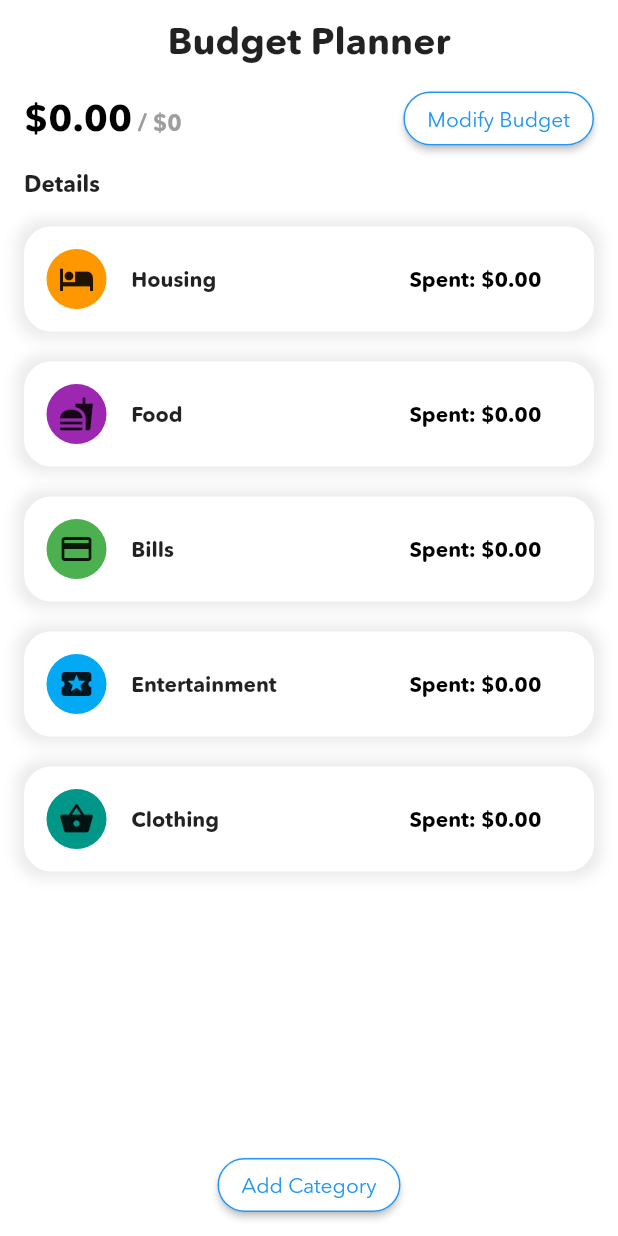
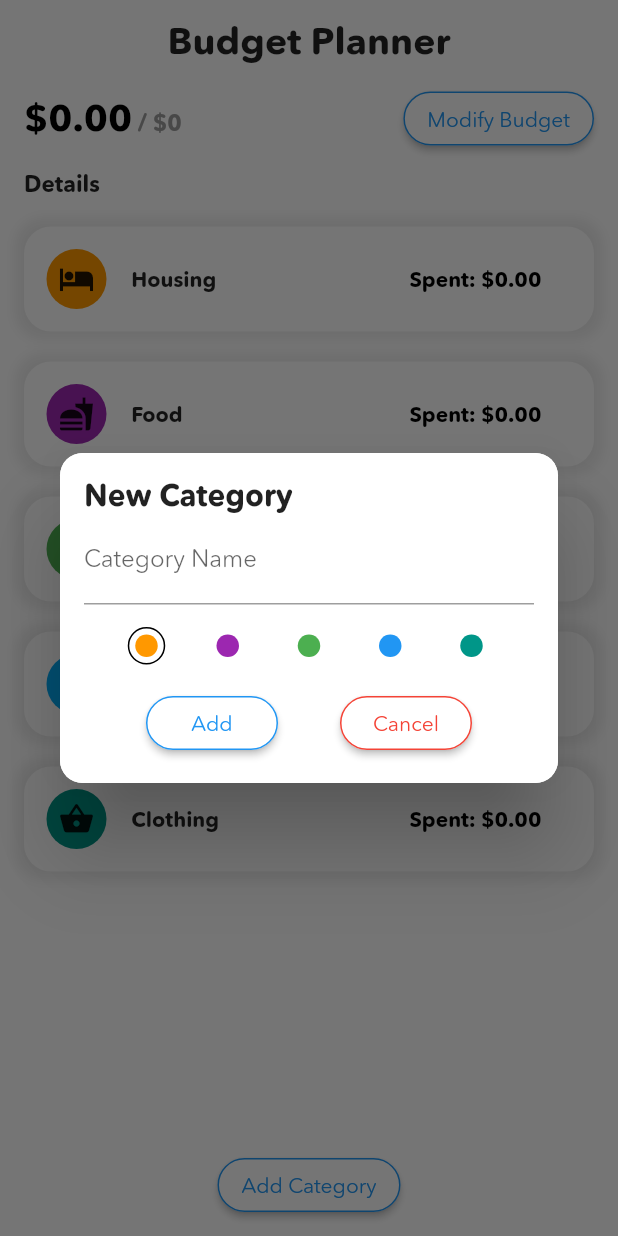
Before and after one commit to James020118/Budget-Planner, a Flutter app: the screen it shows after launch, after a tap on "Add Category", on a phone screen of 412 x 824 dp. Run offline on Flutter 3.47's test engine with Material 2 defaults, Android fonts, the phone set to English and light mode, and no system bars.

Commit message:
category dialog created

```diff
--- a/lib/Pages/HomePage.dart
+++ b/lib/Pages/HomePage.dart
@@ -3,6 +3,7 @@ import 'package:budget_planner/modules/ExpenseCard.dart';
 import 'package:flutter/material.dart';
 import 'ExpenseDetailPage.dart';
 import 'package:budget_planner/modules/BudgetDialog.dart';
+import 'package:budget_planner/modules/CategoryDialog.dart';
 
 class HomePage extends StatefulWidget {
   @override
@@ -13,6 +14,7 @@ class _HomePageState extends State<HomePage> {
   int totalBudget = 0;
   double totalExpense = 0;
 
+  // starting categories
   ExpenseCategory housing =
       ExpenseCategory("Housing", 0, Colors.orange, Icons.hotel, []);
   ExpenseCategory food =
@@ -166,7 +168,9 @@ class _HomePageState extends State<HomePage> {
                     borderRadius: BorderRadius.circular(18.0),
                     side: BorderSide(color: Colors.blue),
                   ),
-                  onPressed: () {},
+                  onPressed: () {
+                    addCategoryDialog(context);
+                  },
                   color: Colors.white,
                   child: Text(
                     "Add Category",
--- a/lib/modules/BudgetDialog.dart
+++ b/lib/modules/BudgetDialog.dart
@@ -31,8 +31,6 @@ Future<int> createBudgetDialog(BuildContext context) {
                   Row(
                     children: <Widget>[
                       Expanded(
-                        child: Padding(
-                          padding: const EdgeInsets.symmetric(vertical: 15),
                         child: TextField(
                           controller: myController,
                           keyboardType: TextInputType.number,
@@ -40,16 +38,15 @@ Future<int> createBudgetDialog(BuildContext context) {
                             WhitelistingTextInputFormatter.digitsOnly
                           ],
                           decoration: InputDecoration(
-                              border: OutlineInputBorder(
-                                borderRadius: BorderRadius.circular(10),
-                              ),
                             labelText: "Budget",
                             hintText: "Numbers Only",
                           ),
                         ),
                       ),
+                    ],
                   ),
-                    ],
+                  SizedBox(
+                    height: 10,
                   ),
                   Row(
                     mainAxisAlignment: MainAxisAlignment.spaceEvenly,
--- /dev/null
+++ b/lib/modules/CategoryDialog.dart
@@ -0,0 +1,232 @@
+import 'package:flutter/material.dart';
+
+addCategoryDialog(BuildContext context) {
+  List<bool> _selected = [true, false, false, false, false];
+  selectColor(int number) {
+    for (int i = 0; i < _selected.length; i++) {
+      _selected[i] = false;
+    }
+    _selected[number] = true;
+  }
+
+  return showDialog(
+    context: context,
+    builder: (context) {
+      return StatefulBuilder(
+        builder: (context, setState) {
+          return Dialog(
+            shape: RoundedRectangleBorder(
+              borderRadius: BorderRadius.circular(15),
+            ),
+            child: Container(
+              decoration: BoxDecoration(
+                color: Colors.white,
+                borderRadius: BorderRadius.circular(15),
+              ),
+              child: Padding(
+                padding: const EdgeInsets.all(16.0),
+                child: Column(
+                  mainAxisSize: MainAxisSize.min,
+                  crossAxisAlignment: CrossAxisAlignment.start,
+                  children: <Widget>[
+                    Text(
+                      "New Category",
+                      style: TextStyle(
+                        fontSize: 20,
+                        fontWeight: FontWeight.bold,
+                      ),
+                    ),
+                    Row(
+                      children: <Widget>[
+                        Expanded(
+                          child: TextField(
+                            decoration: InputDecoration(
+                              labelText: "Category Name",
+                            ),
+                          ),
+                        ),
+                      ],
+                    ),
+                    Padding(
+                      padding: const EdgeInsets.symmetric(vertical: 15),
+                      child: Row(
+                        mainAxisAlignment: MainAxisAlignment.spaceEvenly,
+                        children: <Widget>[
+                          GestureDetector(
+                            child: Container(
+                              width: 25,
+                              height: 25,
+                              decoration: BoxDecoration(
+                                shape: BoxShape.circle,
+                                border: _selected[0]
+                                    ? Border.all(color: Colors.black)
+                                    : null,
+                              ),
+                              child: Center(
+                                child: Container(
+                                  width: 15,
+                                  height: 15,
+                                  decoration: BoxDecoration(
+                                    color: Colors.orange,
+                                    shape: BoxShape.circle,
+                                  ),
+                                ),
+                              ),
+                            ),
+                            onTap: () {
+                              selectColor(0);
+                              setState(() {});
+                            },
+                          ),
+                          GestureDetector(
+                            child: Container(
+                              width: 25,
+                              height: 25,
+                              decoration: BoxDecoration(
+                                shape: BoxShape.circle,
+                                border: _selected[1]
+                                    ? Border.all(color: Colors.black)
+                                    : null,
+                              ),
+                              child: Center(
+                                child: Container(
+                                  width: 15,
+                                  height: 15,
+                                  decoration: BoxDecoration(
+                                    color: Colors.purple,
+                                    shape: BoxShape.circle,
+                                  ),
+                                ),
+                              ),
+                            ),
+                            onTap: () {
+                              selectColor(1);
+                              setState(() {});
+                            },
+                          ),
+                          GestureDetector(
+                            child: Container(
+                              width: 25,
+                              height: 25,
+                              decoration: BoxDecoration(
+                                shape: BoxShape.circle,
+                                border: _selected[2]
+                                    ? Border.all(color: Colors.black)
+                                    : null,
+                              ),
+                              child: Center(
+                                child: Container(
+                                  width: 15,
+                                  height: 15,
+                                  decoration: BoxDecoration(
+                                    color: Colors.green,
+                                    shape: BoxShape.circle,
+                                  ),
+                                ),
+                              ),
+                            ),
+                            onTap: () {
+                              selectColor(2);
+                              setState(() {});
+                            },
+                          ),
+                          GestureDetector(
+                            child: Container(
+                              width: 25,
+                              height: 25,
+                              decoration: BoxDecoration(
+                                shape: BoxShape.circle,
+                                border: _selected[3]
+                                    ? Border.all(color: Colors.black)
+                                    : null,
+                              ),
+                              child: Center(
+                                child: Container(
+                                  width: 15,
+                                  height: 15,
+                                  decoration: BoxDecoration(
+                                    color: Colors.blue,
+                                    shape: BoxShape.circle,
+                                  ),
+                                ),
+                              ),
+                            ),
+                            onTap: () {
+                              selectColor(3);
+                              setState(() {});
+                            },
+                          ),
+                          GestureDetector(
+                            child: Container(
+                              width: 25,
+                              height: 25,
+                              decoration: BoxDecoration(
+                                shape: BoxShape.circle,
+                                border: _selected[4]
+                                    ? Border.all(color: Colors.black)
+                                    : null,
+                              ),
+                              child: Center(
+                                child: Container(
+                                  width: 15,
+                                  height: 15,
+                                  decoration: BoxDecoration(
+                                    color: Colors.teal,
+                                    shape: BoxShape.circle,
+                                  ),
+                                ),
+                              ),
+                            ),
+                            onTap: () {
+                              selectColor(4);
+                              setState(() {});
+                            },
+                          ),
+                        ],
+                      ),
+                    ),
+                    Row(
+                      mainAxisAlignment: MainAxisAlignment.spaceEvenly,
+                      children: <Widget>[
+                        RaisedButton(
+                          shape: RoundedRectangleBorder(
+                            borderRadius: BorderRadius.circular(18.0),
+                            side: BorderSide(color: Colors.blue),
+                          ),
+                          onPressed: () {},
+                          color: Colors.white,
+                          child: Text(
+                            "Add",
+                            style: TextStyle(
+                              color: Colors.blue,
+                            ),
+                          ),
+                        ),
+                        RaisedButton(
+                          shape: RoundedRectangleBorder(
+                            borderRadius: BorderRadius.circular(18.0),
+                            side: BorderSide(color: Colors.red),
+                          ),
+                          onPressed: () {
+                            Navigator.of(context).pop();
+                          },
+                          color: Colors.white,
+                          child: Text(
+                            "Cancel",
+                            style: TextStyle(
+                              color: Colors.red,
+                            ),
+                          ),
+                        ),
+                      ],
+                    ),
+                  ],
+                ),
+              ),
+            ),
+          );
+        },
+      );
+    },
+  );
+}
--- a/lib/modules/TransactionDialog.dart
+++ b/lib/modules/TransactionDialog.dart
@@ -17,6 +17,7 @@ Future<ExpenseDetail> addTransactionDialog(BuildContext context) {
           shape: RoundedRectangleBorder(
             borderRadius: BorderRadius.circular(12),
           ),
+          child: SingleChildScrollView(
             child: Container(
               decoration: BoxDecoration(
                 borderRadius: BorderRadius.circular(12),
@@ -102,8 +103,8 @@ Future<ExpenseDetail> addTransactionDialog(BuildContext context) {
                               LengthLimitingTextInputFormatter(2),
                             ],
                             controller: dayController,
-                          decoration:
-                              InputDecoration(labelText: "Day", hintText: "DD"),
+                            decoration: InputDecoration(
+                                labelText: "Day", hintText: "DD"),
                           ),
                         ),
                       ],
@@ -179,6 +180,7 @@ Future<ExpenseDetail> addTransactionDialog(BuildContext context) {
                 ),
               ),
             ),
+          ),
         );
       });
 }
```
Lines whose indentation alone changed are shown as unchanged.
